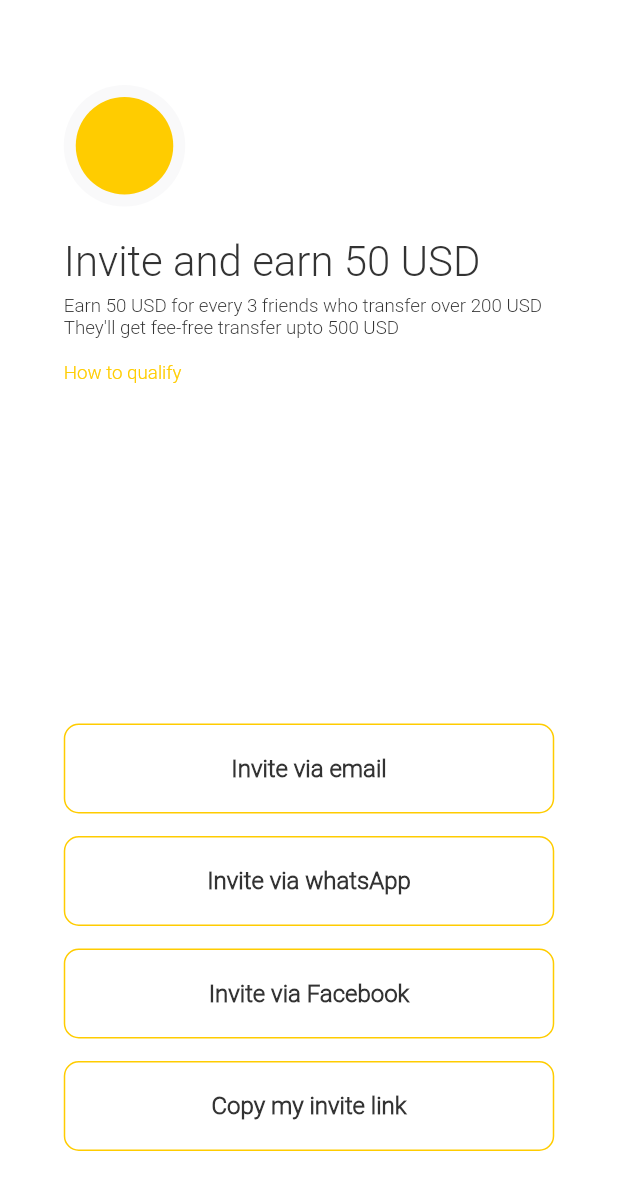
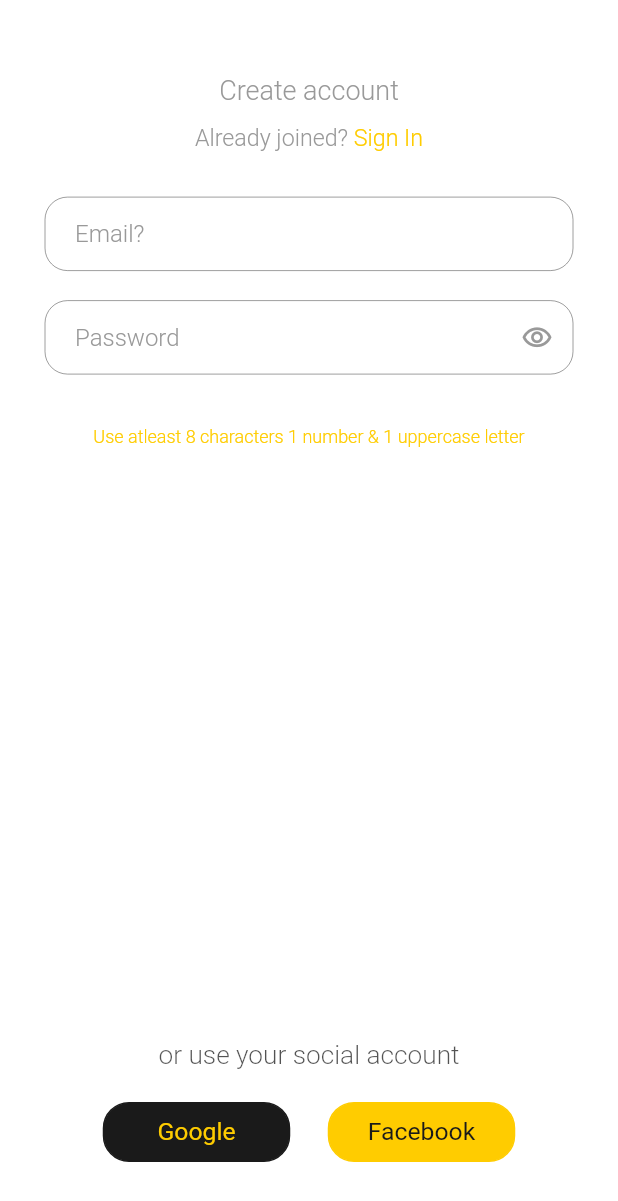
Before and after one commit to iWOLFSTEIN/Rodiio-App-Flutter, a Flutter app: the screen it shows after launch, on a phone screen of 412 x 824 dp. Shown: the top 1201 px of the screen. Run offline on Flutter 3.47's test engine with Material 2 defaults, Android fonts, the phone set to English and light mode, and no system bars.

Commit message:
sign up screen is done

```diff
--- a/lib/constants/theme.dart
+++ b/lib/constants/theme.dart
@@ -15,5 +15,5 @@ const MaterialColor primarySwatch = MaterialColor(0xFFFFCC00, {
 
 const Color primaryColor = Color(0xFFFFCC00);
 
-const String fontFamily = 'Roboto-Light';
-// 'Montserrat';
+const String fontFamilyPrimary = 'Roboto-Light';
+const String fontFamilySecondary = 'Roboto-Regular';
--- a/lib/main.dart
+++ b/lib/main.dart
@@ -1,5 +1,6 @@
 import 'package:flutter/material.dart';
 import 'package:rodiio_app/constants/theme.dart';
+import 'package:rodiio_app/screens/create_account.dart';
 import 'package:rodiio_app/screens/intro.dart';
 import 'package:rodiio_app/screens/invite_and_earn.dart';
 
@@ -18,8 +19,8 @@ class MyApp extends StatelessWidget {
       theme: ThemeData(
           primarySwatch: primarySwatch,
           primaryColor: primaryColor,
-          fontFamily: fontFamily),
-      home: const InviteAndEarn(),
+          fontFamily: fontFamilyPrimary),
+      home: const CreateAccount(),
     );
   }
 }
--- /dev/null
+++ b/lib/screens/create_account.dart
@@ -0,0 +1,174 @@
+import 'package:flutter/material.dart';
+import 'package:rodiio_app/constants/theme.dart';
+
+import '../widgets/custom_text_field.dart';
+
+class CreateAccount extends StatefulWidget {
+  const CreateAccount({super.key});
+
+  @override
+  State<CreateAccount> createState() => _CreateAccountState();
+}
+
+class _CreateAccountState extends State<CreateAccount> {
+  final _emailController = TextEditingController();
+  final _passwordController = TextEditingController();
+  @override
+  Widget build(BuildContext context) {
+    return Scaffold(
+      backgroundColor: Colors.white,
+      body: SafeArea(
+        child: Column(
+          crossAxisAlignment: CrossAxisAlignment.center,
+          mainAxisAlignment: MainAxisAlignment.spaceAround,
+          children: [
+            Column(
+              children: [
+                title(signInAction: () {}),
+                const SizedBox(
+                  height: 30,
+                ),
+                CustomTextField(
+                    controller: _emailController,
+                    textColor: const Color(0xFF1A1A1A),
+                    borderColor: const Color(0xFF999999),
+                    hintText: 'Email?'),
+                const SizedBox(
+                  height: 20,
+                ),
+                CustomTextField(
+                  controller: _passwordController,
+                  textColor: const Color(0xFF1A1A1A),
+                  borderColor: const Color(0xFF999999),
+                  hintText: 'Password',
+                  suffixIcon: const Icon(Icons.remove_red_eye_outlined,
+                      size: 21, color: Color(0xFF999999)),
+                ),
+                const SizedBox(
+                  height: 35,
+                ),
+                const Text(
+                  'Use atleast 8 characters 1 number & 1 uppercase letter',
+                  style: TextStyle(color: Color(0xFFFFCC00), fontSize: 12),
+                )
+              ],
+            ),
+            Container(),
+            Container(),
+            Container(),
+            Column(
+              children: [
+                Text(
+                  'or use your social account',
+                  style: TextStyle(
+                      fontSize: 17.5,
+                      color: const Color(0xFF1A1A1A).withOpacity(0.75)),
+                ),
+                const SizedBox(height: 20),
+                Row(
+                  mainAxisAlignment: MainAxisAlignment.center,
+                  children: [
+                    CustomSmallButton(
+                      title: 'Google',
+                      titleColor: const Color(0xFFFFCC00),
+                      buttonColor: const Color(0xFF1A1A1A),
+                      borderColor: const Color(0xFF1A1A1A),
+                      action: () {},
+                    ),
+                    const SizedBox(
+                      width: 25,
+                    ),
+                    CustomSmallButton(
+                      title: 'Facebook',
+                      titleColor: const Color(0xFF1A1A1A),
+                      buttonColor: const Color(0xFFFFCC00),
+                      borderColor: const Color(0xFFFFCC00),
+                      action: () {},
+                    ),
+                  ],
+                )
+              ],
+            )
+          ],
+        ),
+      ),
+    );
+  }
+
+  Column title({required signInAction}) {
+    return Column(
+      children: [
+        const Text(
+          'Create account',
+          style: TextStyle(
+            fontSize: 18,
+            color: Color(0xFF999999),
+          ),
+        ),
+        const SizedBox(
+          height: 13,
+        ),
+        Row(
+          mainAxisAlignment: MainAxisAlignment.center,
+          children: [
+            const Text(
+              'Already joined? ',
+              style: TextStyle(
+                fontSize: 15.5,
+                color: Color(0xFF999999),
+              ),
+            ),
+            GestureDetector(
+              onTap: signInAction,
+              child: const Text(
+                'Sign In',
+                style: TextStyle(
+                  fontSize: 15.5,
+                  color: Color(0xFFFFCC00),
+                ),
+              ),
+            ),
+          ],
+        )
+      ],
+    );
+  }
+}
+
+class CustomSmallButton extends StatelessWidget {
+  const CustomSmallButton({
+    required this.action,
+    required this.title,
+    required this.borderColor,
+    required this.buttonColor,
+    required this.titleColor,
+    Key? key,
+  }) : super(key: key);
+
+  final String title;
+  final Color titleColor;
+  final Color buttonColor;
+  final Color borderColor;
+  final Function() action;
+  @override
+  Widget build(BuildContext context) {
+    return Container(
+      height: 40,
+      width: 125,
+      decoration: BoxDecoration(
+          border: Border.all(color: borderColor),
+          color: buttonColor,
+          borderRadius: const BorderRadius.all(Radius.circular(17.5))),
+      child: TextButton(
+        onPressed: action,
+        child: Text(
+          title,
+          style: TextStyle(
+              color: titleColor,
+              fontSize: 16.5,
+              fontFamily: fontFamilySecondary),
+        ),
+      ),
+    );
+  }
+}
--- a/lib/screens/invite_and_earn.dart
+++ b/lib/screens/invite_and_earn.dart
@@ -96,7 +96,7 @@ class InviteAndEarn extends StatelessWidget {
         onPressed: action,
         child: Text(
           title,
-          style: TextStyle(
+          style: const TextStyle(
               fontSize: 16,
               color: Color(0xFF333333),
               fontWeight: FontWeight.w600),
--- /dev/null
+++ b/lib/widgets/custom_text_field.dart
@@ -0,0 +1,66 @@
+import 'package:flutter/material.dart';
+
+class CustomTextField extends StatefulWidget {
+  const CustomTextField({
+    Key? key,
+    required this.controller,
+    required this.textColor,
+    required this.borderColor,
+    required this.hintText,
+    this.suffixIcon,
+  }) : super(key: key);
+
+  final TextEditingController controller;
+  final Color textColor;
+  final Color borderColor;
+  final String hintText;
+  final Widget? suffixIcon;
+
+  @override
+  State<CustomTextField> createState() => _CustomTextFieldState();
+}
+
+class _CustomTextFieldState extends State<CustomTextField> {
+  bool showObsecureText = true;
+  @override
+  Widget build(BuildContext context) {
+    return Padding(
+      padding: const EdgeInsets.symmetric(
+        horizontal: 30,
+      ),
+      child: TextField(
+        controller: widget.controller,
+        style: TextStyle(color: widget.textColor),
+        obscureText: (widget.suffixIcon == null) ? false : showObsecureText,
+        decoration: InputDecoration(
+            suffixIcon: (widget.suffixIcon == null)
+                ? null
+                : GestureDetector(
+                    onTap: () {
+                      setState(() {
+                        showObsecureText = !showObsecureText;
+                      });
+                    },
+                    child: widget.suffixIcon),
+            border: border(),
+            focusedBorder: border(),
+            isCollapsed: true,
+            contentPadding:
+                const EdgeInsets.symmetric(horizontal: 20, vertical: 15),
+            hintText: widget.hintText,
+            hintStyle: const TextStyle(
+              color: Color(0xFF999999),
+            )),
+      ),
+    );
+  }
+
+  OutlineInputBorder border() {
+    return OutlineInputBorder(
+        borderSide: BorderSide(
+          color: widget.borderColor,
+          width: 1,
+        ),
+        borderRadius: const BorderRadius.all(Radius.circular(15)));
+  }
+}
--- a/lib/widgets/intro_page.dart
+++ b/lib/widgets/intro_page.dart
@@ -1,4 +1,5 @@
 import 'package:flutter/material.dart';
+import 'package:rodiio_app/constants/theme.dart';
 
 class IntroPage extends StatelessWidget {
   const IntroPage(
@@ -63,7 +64,7 @@ class IntroPage extends StatelessWidget {
               title,
               style: TextStyle(
                   color: const Color(0xFF1A1A1A),
-                  fontFamily: 'Roboto-Regular',
+                  fontFamily: fontFamilySecondary,
                   fontWeight: FontWeight.bold,
                   fontSize: (enlarge) ? 18.5 : 16.5),
             ),
@@ -76,7 +77,7 @@ class IntroPage extends StatelessWidget {
                 subTitle,
                 textAlign: TextAlign.center,
                 style: TextStyle(
-                    color: const Color(0xFF1A1A1A),
+                    color: const Color(0xFF999999),
                     fontSize: (enlarge) ? 15.5 : 13.5),
               ),
             )
```
Also changed, not shown: lib/screens/login.dart (added).
